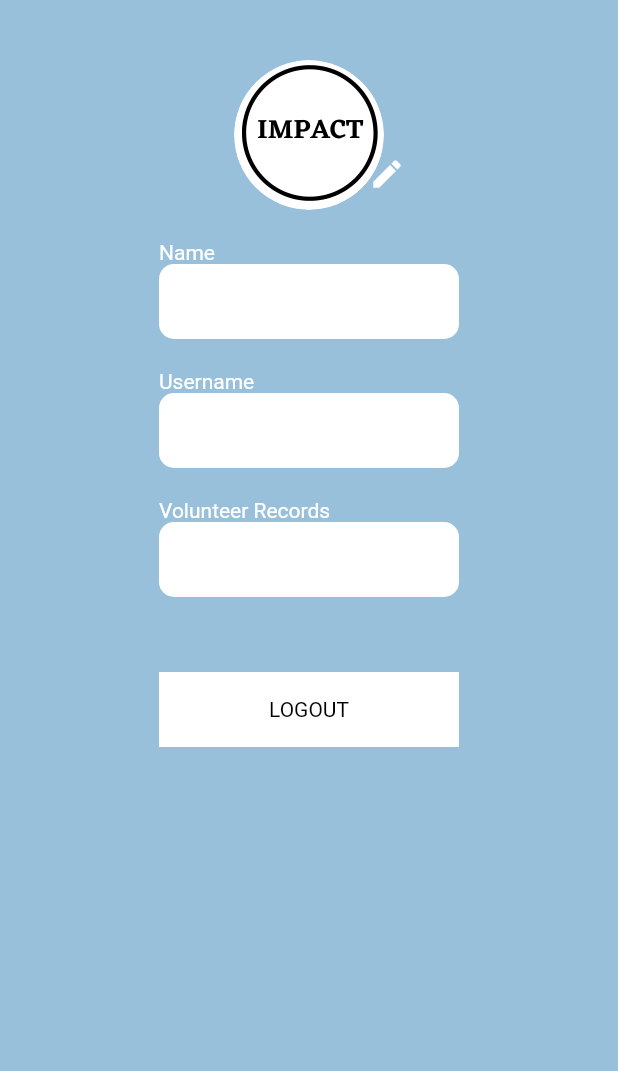
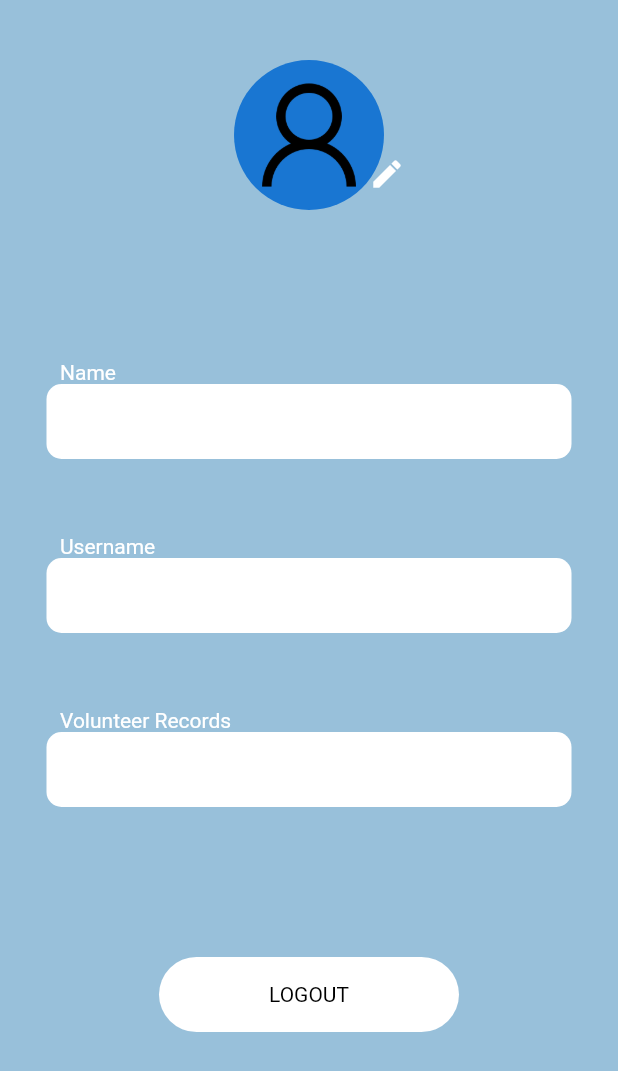
Before and after one commit to DenyTwice/impact-circle-v2, a Flutter app: the screen it shows once a user with an empty profile is signed in, after a tap on the "person" icon, on a phone screen of 412 x 824 dp. Shown: the top 1071 px of the screen. Run offline on Flutter 3.47's test engine with Material 2 defaults, Android fonts, the phone set to English and light mode, and no system bars; our stand-ins replace firebase_auth, firebase_core, image_picker; accounts and stored records are empty.

Commit message:
user profile and addcommunity page

```diff
--- a/lib/pages/home.dart
+++ b/lib/pages/home.dart
@@ -1,6 +1,7 @@
 import 'package:firebase_auth/firebase_auth.dart';
 import 'package:flutter/gestures.dart';
 import 'package:flutter/material.dart';
+import 'package:impact_circle/pages/add_communities.dart';
 import 'package:impact_circle/pages/user_profile.dart';
 
 class Home extends StatelessWidget {
@@ -53,6 +54,17 @@ class Home extends StatelessWidget {
                 size: 64,
               ),
             ),
+            const SizedBox(height: 40),
+            IconButton(
+              icon: const Icon(Icons.add),
+              iconSize: 64,
+              onPressed: () {
+                Navigator.push(
+                  context,   //to go to add page
+                  MaterialPageRoute(builder: (context) => AddCommunities()),
+                );
+              },
+            ),
           ],
         ),
       ),
--- a/lib/pages/user_profile.dart
+++ b/lib/pages/user_profile.dart
@@ -1,7 +1,9 @@
+import 'dart:io';
 import 'package:flutter/material.dart';
 import 'package:firebase_auth/firebase_auth.dart';
 import 'package:flutter/rendering.dart';
 import 'package:impact_circle/main.dart';
+import 'package:image_picker/image_picker.dart';
 
 class UserProfile extends StatefulWidget {
   @override
@@ -9,6 +11,17 @@ class UserProfile extends StatefulWidget {
 }
 
 class _UserProfileState extends State<UserProfile> {
+  File? _imageFile;
+
+  Future<void> _pickImage(ImageSource source) async {
+    final pickedFile = await ImagePicker().pickImage(source: source);
+    if (pickedFile != null) {
+      setState(() {
+        _imageFile = File(pickedFile.path);
+      });
+    }
+  }
+
   @override
   Widget build(BuildContext context) {
     return Scaffold(
@@ -27,10 +40,9 @@ class _UserProfileState extends State<UserProfile> {
                         padding: EdgeInsets.only(top: 20.0),
                         child: CircleAvatar(
                           radius: 50.0,
-                          //this should have the user image
-                          backgroundImage:
-                              AssetImage('assets/images/IMPACT.png'),
+                          backgroundImage: _imageFile != null ? Image.file(_imageFile!) : AssetImage('assets/images/user.png'),
                         ),
+
                       ),
                     ),
                     Positioned(
@@ -44,7 +56,7 @@ class _UserProfileState extends State<UserProfile> {
                               color: Colors.white,
                             ),
                             onPressed: () {
-                              //edit picture
+                              _pickImage(ImageSource.gallery);
                             },
                           ),
                         ],
@@ -54,19 +66,27 @@ class _UserProfileState extends State<UserProfile> {
                 ),
               ),
               Column(
-                mainAxisAlignment: MainAxisAlignment.start,
-                crossAxisAlignment: CrossAxisAlignment.start,
+                mainAxisAlignment: MainAxisAlignment.center,
+                crossAxisAlignment: CrossAxisAlignment.center,
                 children: [
+                  SizedBox(
+                    height: 80.0,
+                    width: 200.0,
+                  ),
                   SizedBox(height: 20.0),
-                  Text(
+                  Container(
+                    padding: EdgeInsets.only(left: 40.0),
+                    alignment: Alignment.centerLeft,
+                    child: Text(
                       'Name',
                       style: TextStyle(
                         color: Colors.white,
                       ),
                     ),
+                  ),
                   SizedBox(
                     height: 50.0,
-                    width: 200.0,
+                    width: 350.0,
                     child: DecoratedBox(
                       decoration: const BoxDecoration(
                           color: Colors.white,
@@ -74,16 +94,20 @@ class _UserProfileState extends State<UserProfile> {
                               BorderRadius.all(Radius.circular(10.0))),
                     ),
                   ),
-                  SizedBox(height: 20.0),
-                  Text(
+                  SizedBox(height: 50.0),
+                  Container(
+                    padding: EdgeInsets.only(left: 40.0),
+                    alignment: Alignment.centerLeft,
+                    child: Text(
                       'Username',
                       style: TextStyle(
                         color: Colors.white,
                       ),
                     ),
+                  ),
                   SizedBox(
                     height: 50.0,
-                    width: 200.0,
+                    width: 350.0,
                     child: DecoratedBox(
                       decoration: const BoxDecoration(
                           color: Colors.white,
@@ -91,16 +115,20 @@ class _UserProfileState extends State<UserProfile> {
                               BorderRadius.all(Radius.circular(10.0))),
                     ),
                   ),
-                  SizedBox(height: 20.0),
-                  Text(
+                  SizedBox(height: 50.0),
+                  Container(
+                    padding: EdgeInsets.only(left: 40.0),
+                    alignment: Alignment.centerLeft,
+                    child: Text(
                       'Volunteer Records',
                       style: TextStyle(
                         color: Colors.white,
                       ),
                     ),
+                  ),
                   SizedBox(
                     height: 50.0,
-                    width: 200.0,
+                    width: 350.0,
                     child: DecoratedBox(
                       decoration: const BoxDecoration(
                           color: Colors.white,
@@ -109,24 +137,26 @@ class _UserProfileState extends State<UserProfile> {
                     ),
                   ),
                   SizedBox(
-                    height: 50.0,
+                    height: 100.0,
                     width: 200.0,
                   ),
                   SizedBox(
                     height: 50.0,
                     width: 200.0,
+                    child: Container(
                       child: DecoratedBox(
-                      decoration: const BoxDecoration(
+                        decoration: BoxDecoration(
                           color: Colors.white,
-                          borderRadius:
-                              BorderRadius.all(Radius.circular(10.0))),
+                          borderRadius: BorderRadius.all(Radius.circular(50.0)),
+                        ),
+                        child: Align(
+                          alignment: Alignment.center,
                           child: Container(
-                        color: Colors.white,
-                        child: Center(
                             child: Text(
                               'LOGOUT',
                               style: TextStyle(
                                 color: Colors.black,
+                              ),
                             ),
                           ),
                         ),
--- a/pubspec.yaml
+++ b/pubspec.yaml
@@ -10,6 +10,7 @@ environment:
 dependencies:
   flutter:
     sdk: flutter
+  image_picker: ^0.8.4+4
 
   line_awesome_flutter: ^1.0.1
   flutter_screenutil: ^1.0.2
@@ -32,6 +33,8 @@ flutter:
 
   assets:
     - assets/images/IMPACT.png
+    - assets/images/uu.png
+    - assets/images/user.png
   #   - images/a_dot_ham.jpeg
 
   # fonts:
```
Also changed, not shown: lib/pages/add_communities.dart (added, +119 -0 lines), lib/pages/register_page.dart (+5 -5 lines), assets/images/user.png (added), assets/images/uu.png (added), pubspec.lock. Lines whose indentation alone changed are shown as unchanged.
